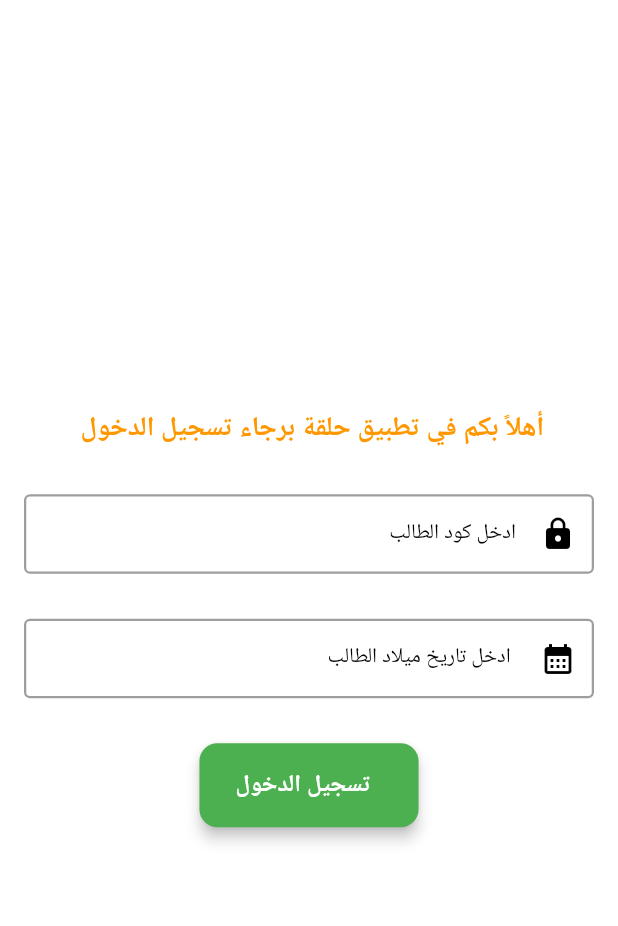
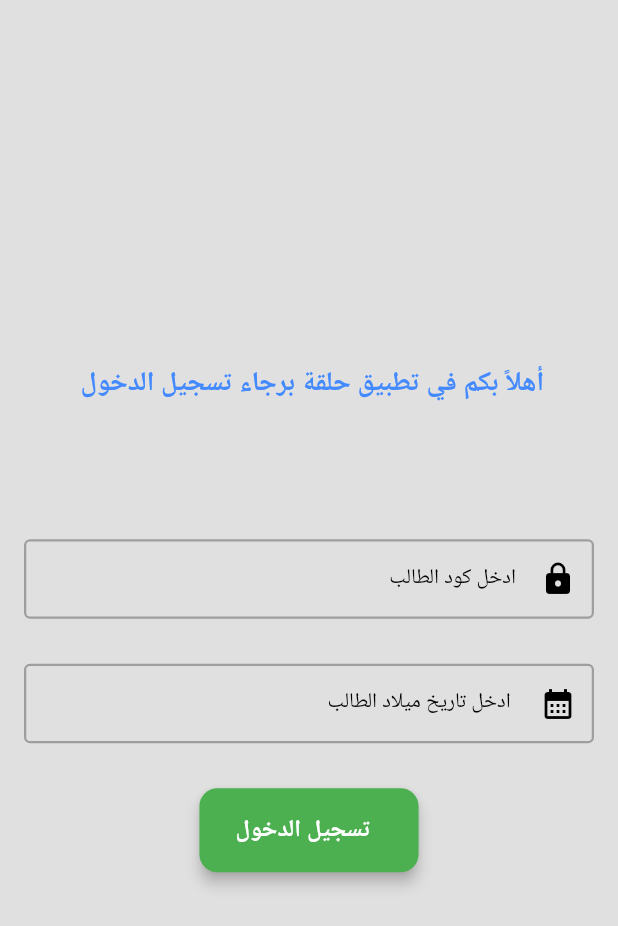
Before and after one commit to Bahaaib/Halaka, a Flutter app: the screen it shows after launch, on a phone screen of 412 x 824 dp. Shown: the top 926 px of the screen. Run offline on Flutter 3.47's test engine with Material 3 defaults, Android fonts, the phone set to English and light mode, and no system bars; our stand-ins replace auto_route, dio, firebase_core, flutter_bloc, freezed_annotation, get_it and 1 more; accounts and stored records are empty.

Commit message:
change welcomeText's colour

```diff
--- a/lib/presentation/dummy/pages/home_page.dart
+++ b/lib/presentation/dummy/pages/home_page.dart
@@ -35,6 +35,7 @@ class _HomePageState extends State<HomePage> {
   @override
   Widget build(BuildContext context) {
     return Scaffold(
+      backgroundColor: Colors.grey[300],
       body: BlocProvider(
         create: (context) => HomePageCubit(),
         child: Padding(
@@ -75,10 +76,10 @@ class _HomePageState extends State<HomePage> {
                         style: TextStyle(
                             fontSize: 18.0,
                             fontWeight: FontWeight.bold,
-                            color: Colors.orange),
+                            color: Colors.blueAccent),
                       ),
                     ),
-                    const SizedBox(height: 30.0),
+                    const SizedBox(height: 90.0),
                     CustomTextFormField(
                       controller: _codeController,
                       inputFormatters: [FilteringTextInputFormatter.digitsOnly],
```
